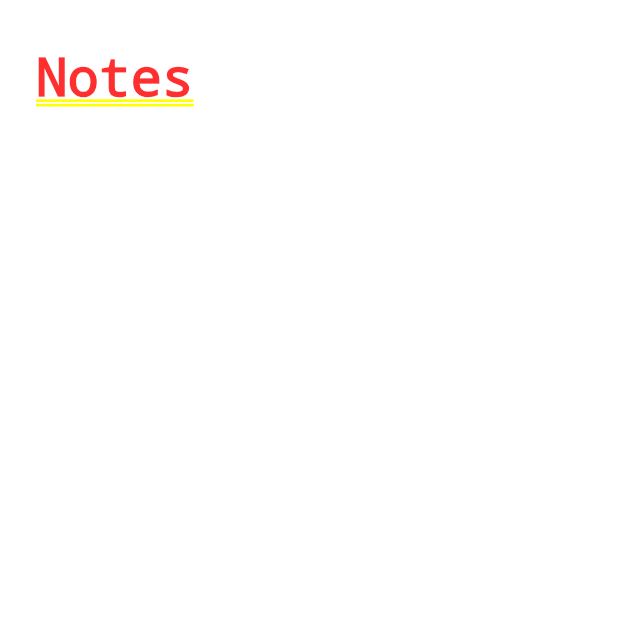
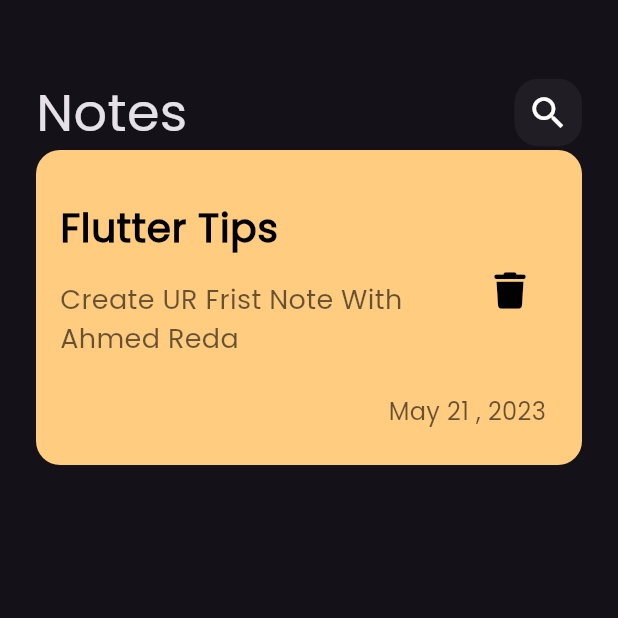
Before and after one commit to ahmedreda6/notes_app, a Flutter app: the screen it shows after launch, on a phone screen of 412 x 824 dp, the top half of it. Run offline on Flutter 3.47's test engine with Material 3 defaults, Android fonts, the phone set to English and light mode, and no system bars; our stand-ins replace font_awesome_flutter.

Commit message:
create custom note item

```diff
--- a/lib/main.dart
+++ b/lib/main.dart
@@ -12,9 +12,7 @@ class NotesApp extends StatelessWidget {
   Widget build(BuildContext context) {
     return MaterialApp(
       debugShowCheckedModeBanner: false,
-      theme: ThemeData(
-        brightness: Brightness.dark,
-      ),
+      theme: ThemeData(brightness: Brightness.dark, fontFamily: 'Poppins'),
       home: const NotesView(),
     );
   }
--- a/lib/views/notes_view.dart
+++ b/lib/views/notes_view.dart
@@ -6,6 +6,8 @@ class NotesView extends StatelessWidget {
 
   @override
   Widget build(BuildContext context) {
-    return NotesViewBody();
+    return const Scaffold(
+      body: NotesViewBody(),
+    );
   }
 }
--- /dev/null
+++ b/lib/widgets/custom_item.dart
@@ -0,0 +1,61 @@
+import 'package:flutter/material.dart';
+import 'package:font_awesome_flutter/font_awesome_flutter.dart';
+
+class NotesItem extends StatelessWidget {
+  const NotesItem({super.key});
+
+  @override
+  Widget build(BuildContext context) {
+    return Container(
+      padding: const EdgeInsets.only(
+        top: 24,
+        bottom: 24,
+      ),
+      decoration: BoxDecoration(
+        color: const Color(0xffFFCC80),
+        borderRadius: BorderRadius.circular(16),
+      ),
+      child: Column(
+        crossAxisAlignment: CrossAxisAlignment.end,
+        children: [
+          ListTile(
+            title: const Text(
+              'Flutter Tips',
+              style: TextStyle(
+                  fontSize: 26,
+                  color: Colors.black,
+                  fontWeight: FontWeight.bold),
+            ),
+            subtitle: Padding(
+              padding: const EdgeInsets.only(top: 16, bottom: 16),
+              child: Text(
+                'Create UR Frist Note With Ahmed Reda',
+                style: TextStyle(
+                  fontSize: 18,
+                  color: Colors.black.withOpacity(0.6),
+                ),
+              ),
+            ),
+            trailing: IconButton(
+              onPressed: () {},
+              icon: const Icon(
+                FontAwesomeIcons.trash,
+                color: Colors.black,
+              ),
+            ),
+          ),
+          Padding(
+            padding: const EdgeInsets.only(right: 24),
+            child: Text(
+              'May 21 , 2023',
+              style: TextStyle(
+                color: Colors.black.withOpacity(0.6),
+                fontSize: 16,
+              ),
+            ),
+          )
+        ],
+      ),
+    );
+  }
+}
--- a/lib/widgets/notes_view_body.dart
+++ b/lib/widgets/notes_view_body.dart
@@ -1,5 +1,6 @@
 import 'package:flutter/material.dart';
 import 'package:notes_app/widgets/custom_app_bar.dart';
+import 'package:notes_app/widgets/custom_item.dart';
 
 class NotesViewBody extends StatelessWidget {
   const NotesViewBody({super.key});
@@ -7,11 +8,14 @@ class NotesViewBody extends StatelessWidget {
   @override
   Widget build(BuildContext context) {
     return const Padding(
-      padding: EdgeInsets.symmetric(horizontal: 24),
+      padding: EdgeInsets.symmetric(
+        horizontal: 24,
+      ),
       child: Column(
         children: [
-          SizedBox(height: 30),
+          SizedBox(height: 50),
           CustomAppBar(),
+          NotesItem(),
         ],
       ),
     );
```
Also changed, not shown: pubspec.yaml (+6 -5 lines), assets/fonts/Poppins-Regular.ttf (added), pubspec.lock.
